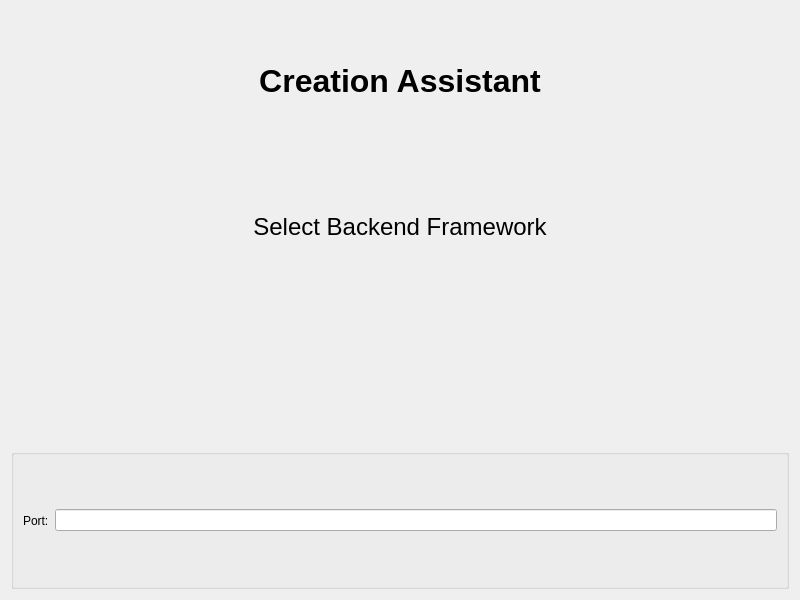
Old version of the form src/components/backend-assistant/backendassistant.ui in the repository RapidWebForge/RapidWebForgeApp.
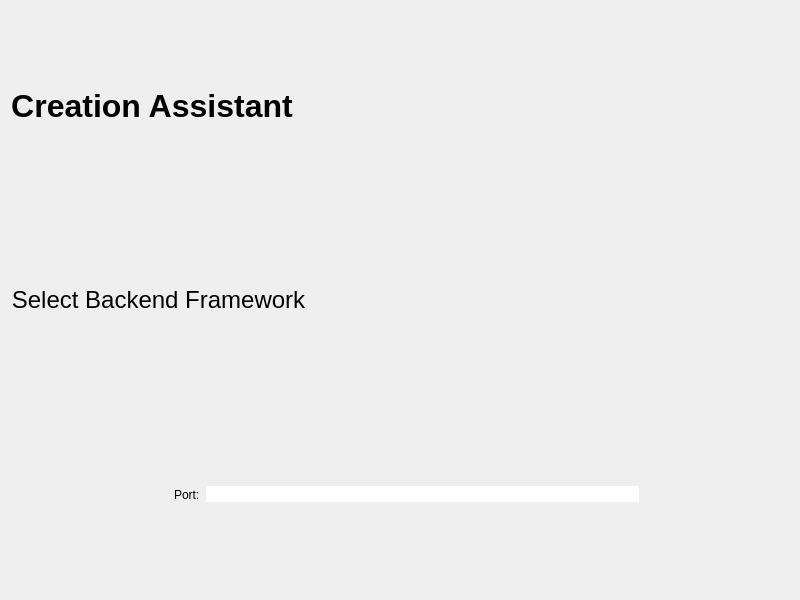
New version of the form. Icons and pictures are not drawn.

Commit message: feat(ui): add custom styles and layout adjustments

```diff
--- a/src/components/backend-assistant/backendassistant.ui
+++ b/src/components/backend-assistant/backendassistant.ui
@@ -16,6 +16,12 @@
   <layout class="QVBoxLayout" name="verticalLayout">
    <item>
     <widget class="QLabel" name="titleLabel">
+     <property name="sizePolicy">
+      <sizepolicy hsizetype="Fixed" vsizetype="Preferred">
+       <horstretch>0</horstretch>
+       <verstretch>0</verstretch>
+      </sizepolicy>
+     </property>
      <property name="font">
       <font>
        <pointsize>24</pointsize>
@@ -32,6 +38,12 @@
    </item>
    <item>
     <widget class="QLabel" name="subTitleLabel">
+     <property name="sizePolicy">
+      <sizepolicy hsizetype="Fixed" vsizetype="Preferred">
+       <horstretch>0</horstretch>
+       <verstretch>0</verstretch>
+      </sizepolicy>
+     </property>
      <property name="font">
       <font>
        <pointsize>18</pointsize>
@@ -45,22 +57,37 @@
      </property>
     </widget>
    </item>
-   <item>
-    <widget class="QLabel" name="logoLabel">
-     <property name="pixmap">
-      <pixmap/>
-     </property>
-     <property name="alignment">
-      <set>Qt::AlignmentFlag::AlignCenter</set>
-     </property>
-    </widget>
-   </item>
    <item>
     <widget class="QGroupBox" name="formGroupBox">
+     <property name="styleSheet">
+      <string notr="true">border: none;</string>
+     </property>
      <property name="title">
       <string/>
      </property>
      <layout class="QHBoxLayout" name="horizontalLayout">
+      <property name="leftMargin">
+       <number>150</number>
+      </property>
+      <property name="topMargin">
+       <number>0</number>
+      </property>
+      <property name="rightMargin">
+       <number>150</number>
+      </property>
+      <property name="bottomMargin">
+       <number>0</number>
+      </property>
+      <item>
+       <widget class="QLabel" name="logoLabel">
+        <property name="pixmap">
+         <pixmap resource="../../resources/resources.qrc">:/images/Back.png</pixmap>
+        </property>
+        <property name="alignment">
+         <set>Qt::AlignmentFlag::AlignCenter</set>
+        </property>
+       </widget>
+      </item>
       <item>
        <widget class="QLabel" name="portLabel">
         <property name="text">
```
Left out of the diff: 4 changed lines with no effect on the pictures. The commit also changes 25 other files.
